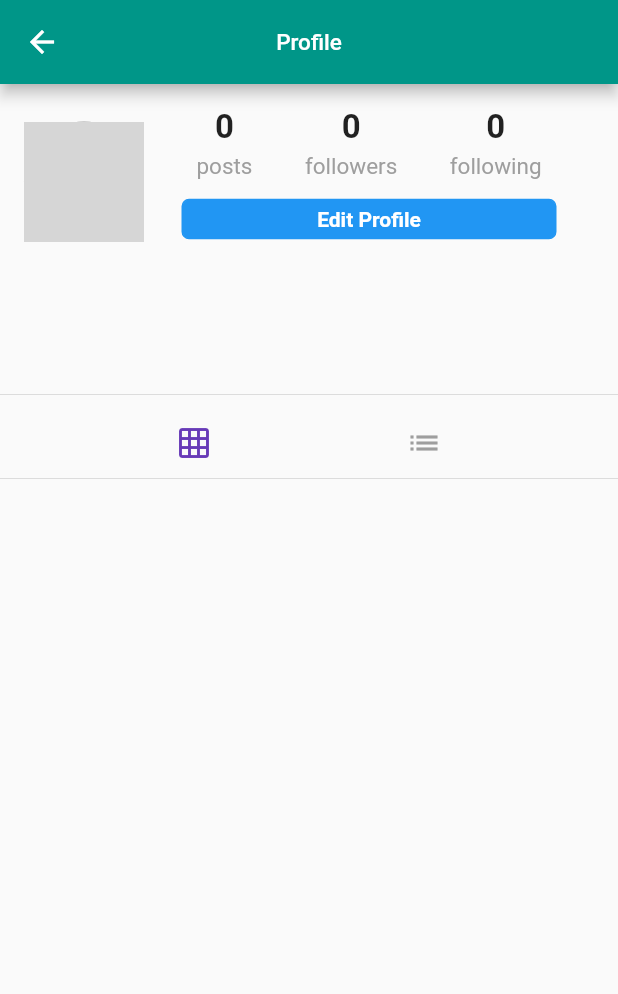
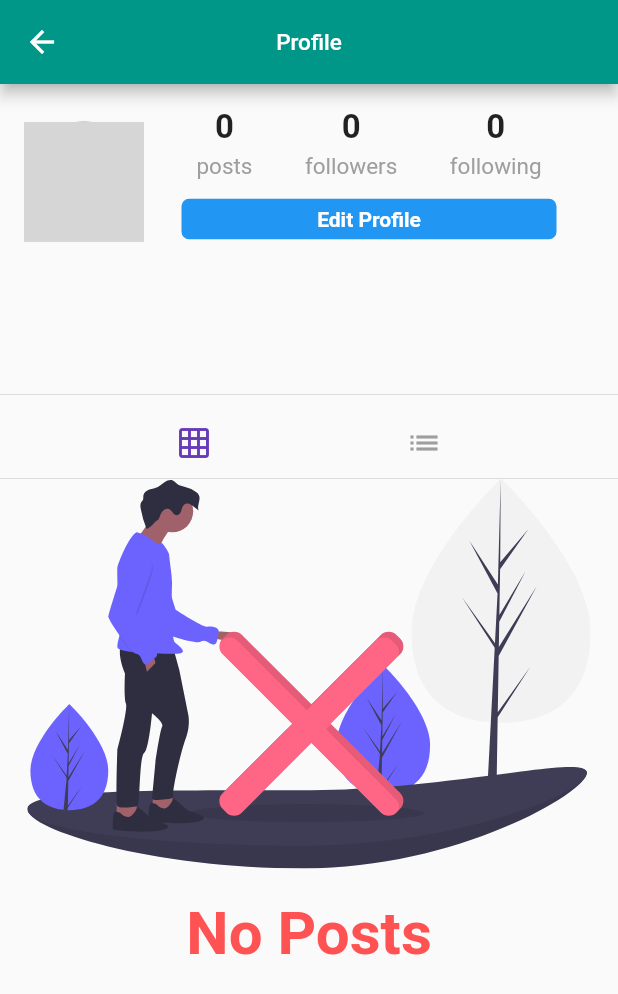
Before and after one commit to sabanansari/Socialize-App, a Flutter app: the Profile screen opened directly, on a phone screen of 412 x 824 dp. Shown: the top 994 px of the screen. Run offline on Flutter 3.47's test engine with Material 2 defaults, Android fonts, the phone set to English and light mode, and no system bars; our stand-ins replace cached_network_image, cloud_firestore, firebase_storage, flutter_svg, geolocator, google_sign_in and 1 more; missing offline and left inert: animator; accounts and stored records are empty; network calls fail; grey boxes are pictures that could not be loaded.

```diff
--- a/lib/pages/profile.dart
+++ b/lib/pages/profile.dart
@@ -8,6 +8,7 @@ import 'package:socialize_app/widgets/header.dart';
 import 'package:socialize_app/widgets/post.dart';
 import 'package:socialize_app/widgets/progress.dart';
 import 'package:socialize_app/widgets/post_tile.dart';
+import 'package:flutter_svg/flutter_svg.dart';
 
 class Profile extends StatefulWidget {
   final String profileId;
@@ -173,6 +174,28 @@ class _ProfileState extends State<Profile> {
   buildProfilePosts() {
     if (isLoading) {
       return circularProgress();
+    } else if (posts.isEmpty) {
+      return Container(
+        child: Column(
+          mainAxisAlignment: MainAxisAlignment.center,
+          children: <Widget>[
+            SvgPicture.asset(
+              'images/no_content.svg',
+              height: 260.0,
+            ),
+            Padding(
+              padding: EdgeInsets.only(top: 20.0),
+              child: Text(
+                'No Posts',
+                style: TextStyle(
+                    color: Colors.redAccent,
+                    fontSize: 40.0,
+                    fontWeight: FontWeight.bold),
+              ),
+            ),
+          ],
+        ),
+      );
     } else if (postOrientation == 'grid') {
       List<GridTile> gridTiles = [];
       posts.forEach((post) {
```
Also changed, not shown: lib/widgets/post.dart (+63 -3 lines).
